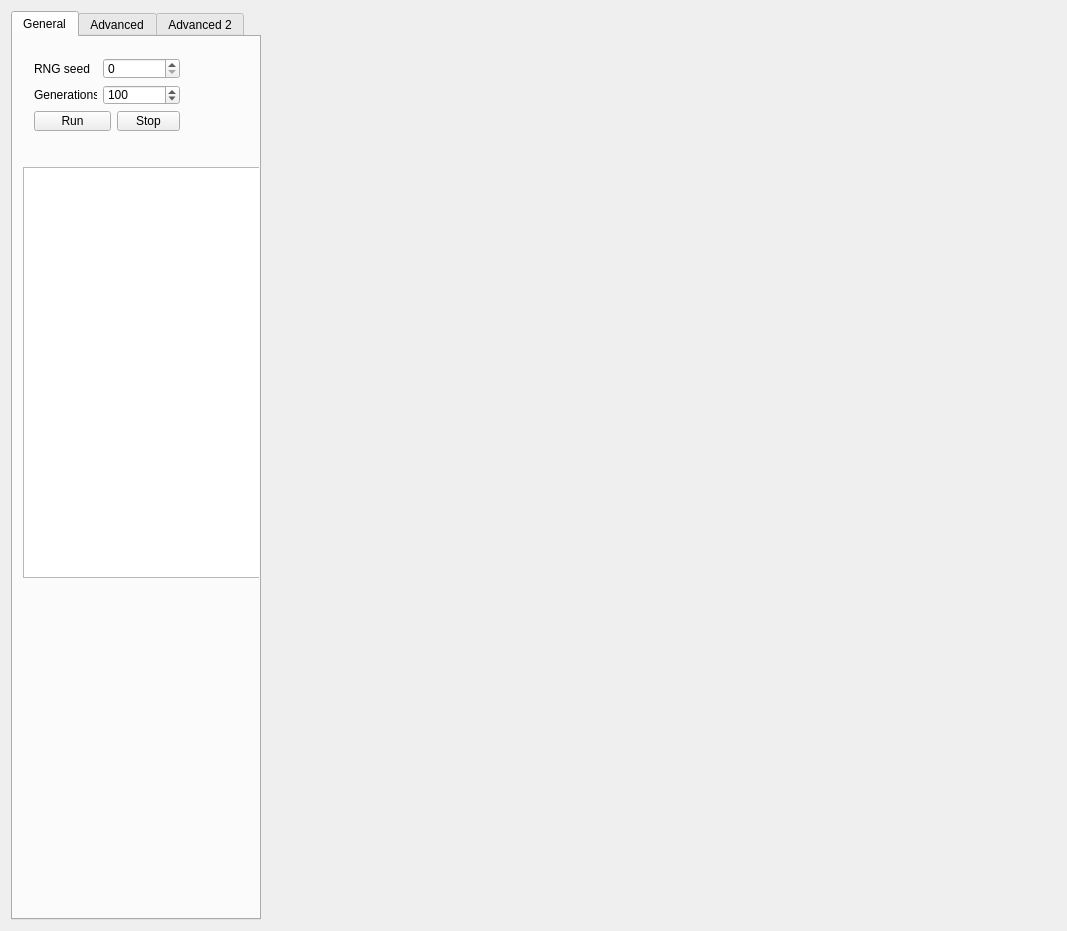
Qt form gui/maindialog.ui (rscherrer/ExplicitGenomeSpeciation) before a commit.
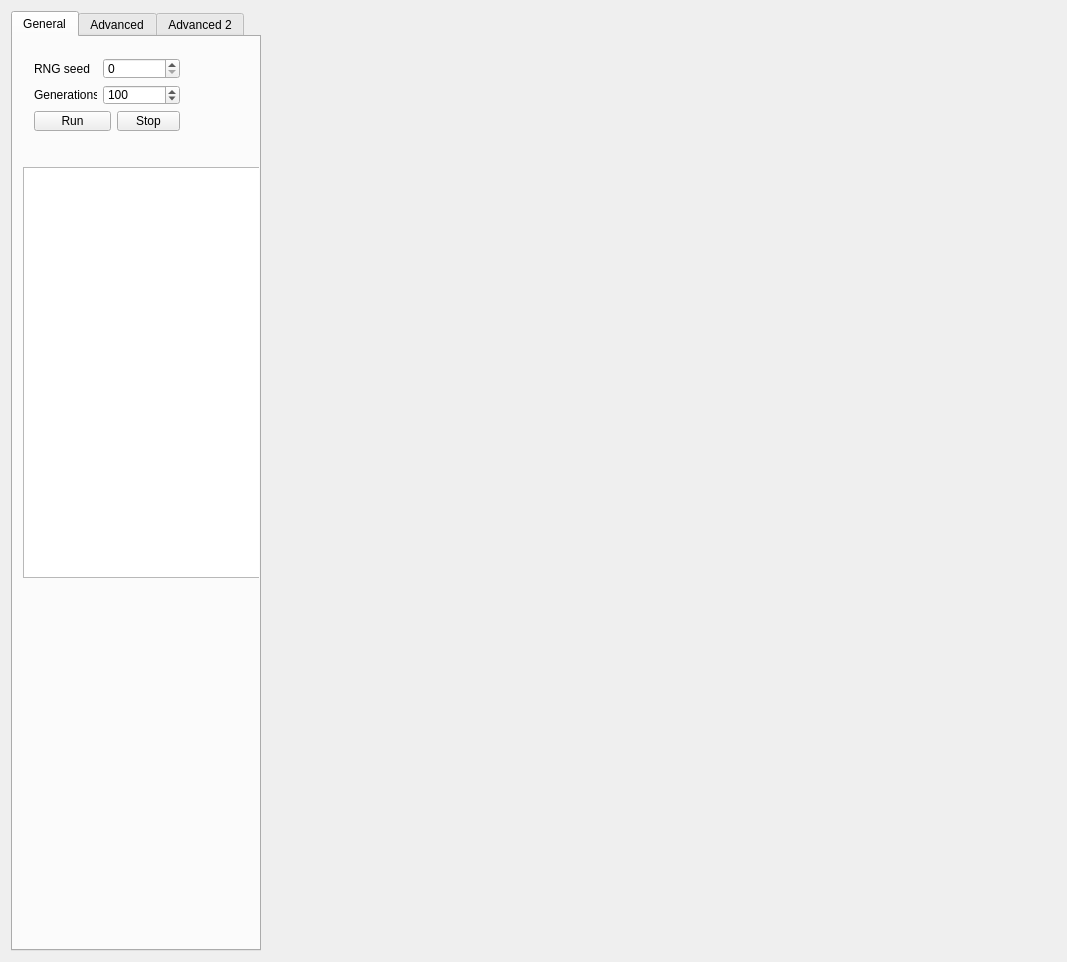
The same form after that commit. Custom widgets are drawn as their Qt base class.

Commit message: update gui position of neutral trait plot

Patch:
```diff
--- a/gui/maindialog.ui
+++ b/gui/maindialog.ui
@@ -7,7 +7,7 @@
     <x>0</x>
     <y>0</y>
     <width>1067</width>
-    <height>931</height>
+    <height>962</height>
    </rect>
   </property>
   <property name="windowTitle">
@@ -17,12 +17,15 @@
    <item row="0" column="1">
     <widget class="QWidget" name="main_area" native="true">
      <layout class="QGridLayout" name="gridLayout_2">
-      <item row="3" column="0">
-       <widget class="QCustomPlot" name="plot_popsize" native="true"/>
-      </item>
       <item row="2" column="1">
        <widget class="QCustomPlot" name="plot_sex_trait" native="true"/>
       </item>
+      <item row="2" column="0">
+       <widget class="QCustomPlot" name="plot_eco_trait" native="true"/>
+      </item>
+      <item row="4" column="0">
+       <widget class="QCustomPlot" name="plot_popsize" native="true"/>
+      </item>
       <item row="1" column="0" colspan="2">
        <widget class="QCustomPlot" name="plot" native="true">
         <property name="autoFillBackground">
@@ -30,7 +33,7 @@
         </property>
        </widget>
       </item>
-      <item row="3" column="1">
+      <item row="4" column="1">
        <widget class="QCustomPlot" name="plot_neu_trait" native="true">
         <widget class="QTabWidget" name="tabWidget_2">
          <property name="geometry">
@@ -2816,7 +2819,7 @@
         </font>
        </property>
       </widget>
-      <widget class="QWidget" name="">
+      <widget class="QWidget" name="layoutWidget">
        <property name="geometry">
         <rect>
          <x>10</x>
```
Left out of the diff: 7 changed lines with no effect on the pictures. The commit also changes 1 other file.
